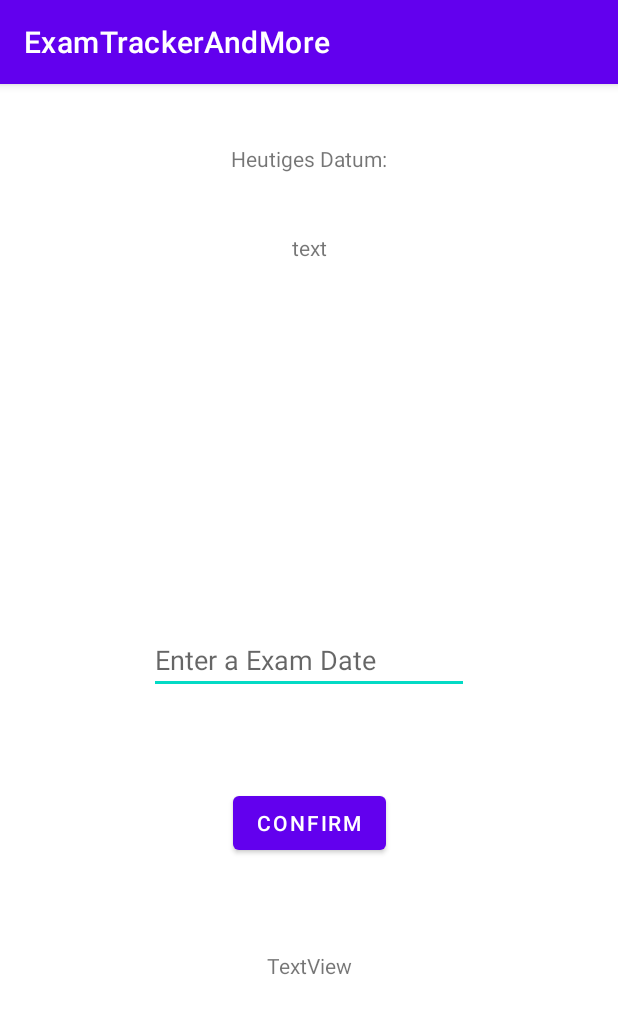
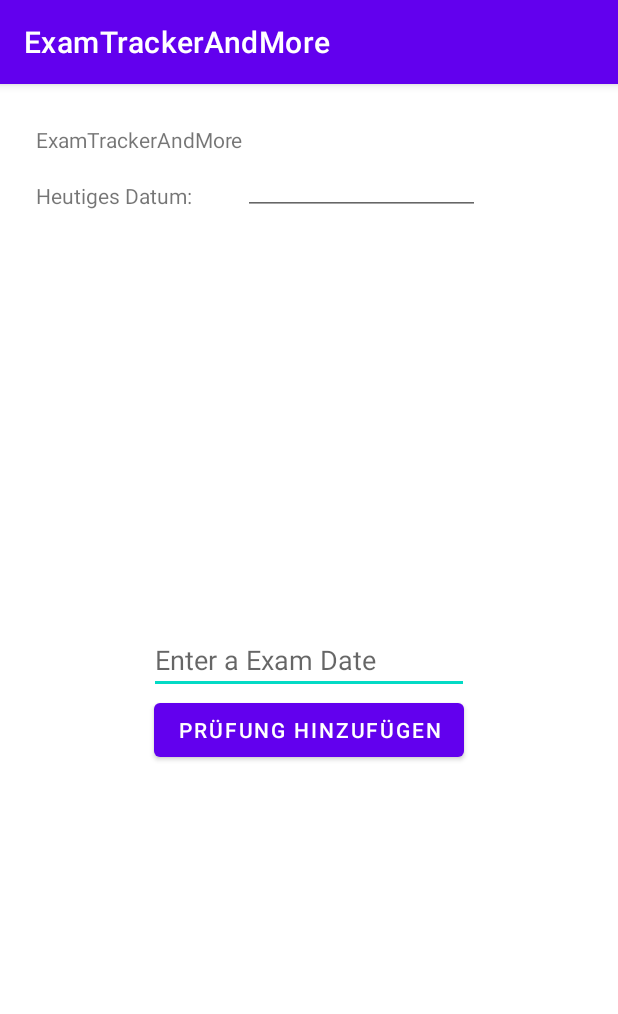
Before and after one commit to felixmeyjr/ExamTrackerAndMore, an Android app: the screen it shows after launch (MainActivity), on a phone screen of 412 x 824 dp. Shown: the top 1014 px of the screen. Run offline under Robolectric (Android 15) with nearby library versions, the phone set to English and light mode, and no system bars.

Commit message:
deleted some findviewbyid stuff

```diff
--- a/app/src/main/java/com/example/examtrackerandmore/MainActivity.kt
+++ b/app/src/main/java/com/example/examtrackerandmore/MainActivity.kt
@@ -4,22 +4,19 @@ import androidx.appcompat.app.AppCompatActivity
 import android.os.Bundle
 import android.widget.Button
 import android.widget.TextView
+import java.util.*
+import kotlinx.android.synthetic.main.activity_main.*
 
 class MainActivity : AppCompatActivity() {
     override fun onCreate(savedInstanceState: Bundle?) {
-        // Create an object
-        lateinit var ExamDateText: TextView // lateinit: gets value later
-        lateinit var ConfirmButton: Button
-
         super.onCreate(savedInstanceState)
         setContentView(R.layout.activity_main)
-        ExamDateText = findViewById(R.id.ExamDateText) // Connect var with XML element
-        ConfirmButton = findViewById(R.id.ConfirmExamDateBtn)
+
+        currentDateTxt
 
         // Define action of Button with setOnClickListener
-        ConfirmButton.setOnClickListener {
-            ExamDateText.text = "Hello world"
-        }
+
+
 
     }
 }
--- a/app/src/main/res/layout/activity_main.xml
+++ b/app/src/main/res/layout/activity_main.xml
@@ -18,45 +18,51 @@
         app:layout_constraintStart_toStartOf="parent"
         app:layout_constraintTop_toTopOf="parent" />
 
-    <TextView
-        android:id="@+id/ExamDateTextView"
+    <Button
+        android:id="@+id/addExamBtn"
         android:layout_width="wrap_content"
         android:layout_height="wrap_content"
-        android:text="TextView"
-        app:layout_constraintBottom_toBottomOf="parent"
-        app:layout_constraintEnd_toEndOf="parent"
-        app:layout_constraintStart_toStartOf="parent"
-        app:layout_constraintTop_toBottomOf="@+id/ExamDateText" />
-
-    <Button
-        android:id="@+id/ConfirmExamDateBtn"
-        android:layout_width="wrap_content"
-        android:layout_height="wrap_content"
-        android:text="Confirm"
-        app:layout_constraintBottom_toTopOf="@+id/ExamDateTextView"
+        android:text="Prüfung hinzufügen"
         app:layout_constraintEnd_toEndOf="parent"
         app:layout_constraintStart_toStartOf="parent"
         app:layout_constraintTop_toBottomOf="@+id/ExamDateText" />
 
     <TextView
-        android:id="@+id/CurrentDatetextView"
+        android:id="@+id/currentDateTxt"
         android:layout_width="wrap_content"
         android:layout_height="wrap_content"
+        android:layout_marginTop="16dp"
         android:text="Heutiges Datum:"
-        app:layout_constraintBottom_toTopOf="@+id/currentDateTextView"
+        app:layout_constraintBottom_toTopOf="@+id/ExamDateText"
         app:layout_constraintEnd_toEndOf="parent"
+        app:layout_constraintHorizontal_bias="0.078"
         app:layout_constraintStart_toStartOf="parent"
-        app:layout_constraintTop_toTopOf="parent" />
+        app:layout_constraintTop_toTopOf="parent"
+        app:layout_constraintVertical_bias="0.149" />
+
+    <EditText
+        android:id="@+id/currentDateTxtDate"
+        android:layout_width="158dp"
+        android:layout_height="22dp"
+        android:ems="10"
+        android:inputType="date"
+        app:layout_constraintBottom_toTopOf="@+id/ExamDateText"
+        app:layout_constraintEnd_toEndOf="parent"
+        app:layout_constraintHorizontal_bias="0.271"
+        app:layout_constraintStart_toEndOf="@+id/currentDateTxt"
+        app:layout_constraintTop_toTopOf="parent"
+        app:layout_constraintVertical_bias="0.193" />
 
     <TextView
-        android:id="@+id/currentDateTextView"
+        android:id="@+id/appNameTxt"
         android:layout_width="wrap_content"
         android:layout_height="wrap_content"
-        android:layout_marginBottom="550dp"
-        android:text="text"
-        app:layout_constraintBottom_toBottomOf="parent"
+        android:text="ExamTrackerAndMore"
+        app:layout_constraintBottom_toTopOf="@+id/currentDateTxt"
         app:layout_constraintEnd_toEndOf="parent"
+        app:layout_constraintHorizontal_bias="0.087"
         app:layout_constraintStart_toStartOf="parent"
-        app:layout_constraintTop_toTopOf="parent" />
+        app:layout_constraintTop_toTopOf="parent"
+        app:layout_constraintVertical_bias="0.604" />
 
 </androidx.constraintlayout.widget.ConstraintLayout>
```
